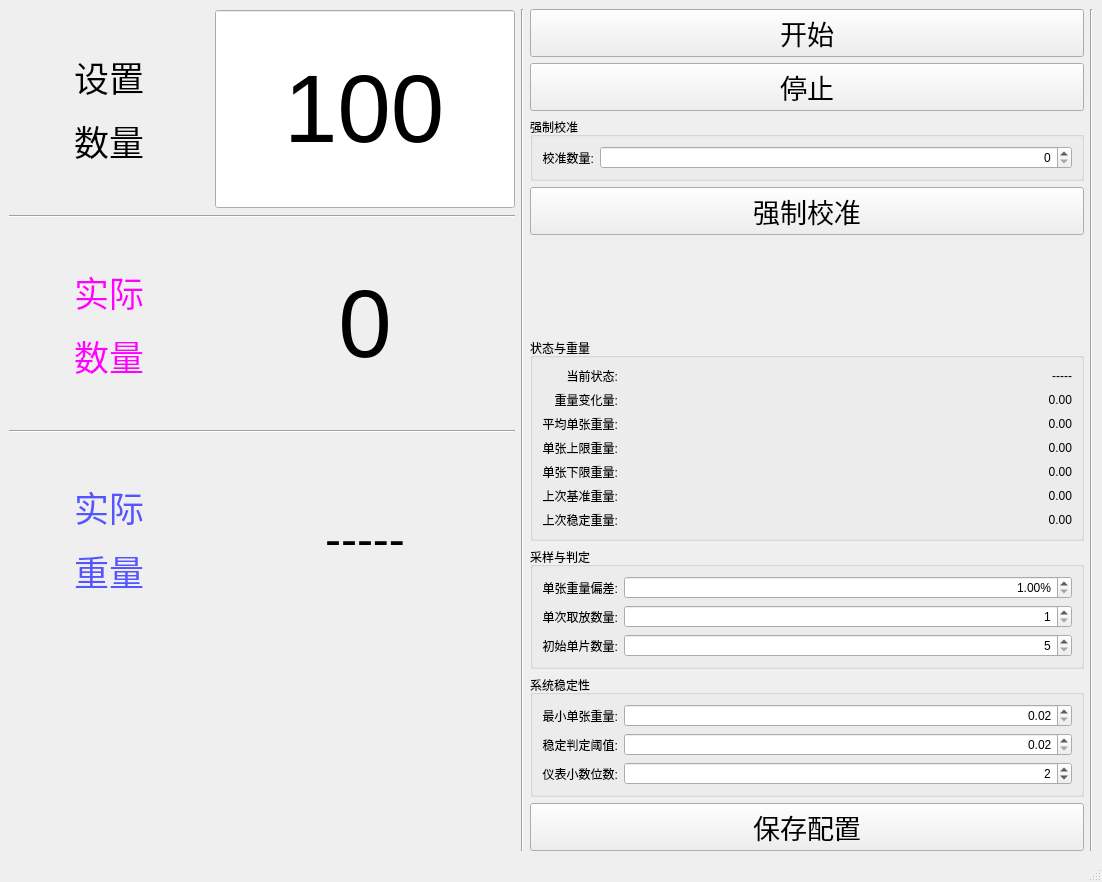
Qt form app/views/ui_generated/form.ui (drongh-bot/Weight-Counter) before a commit.
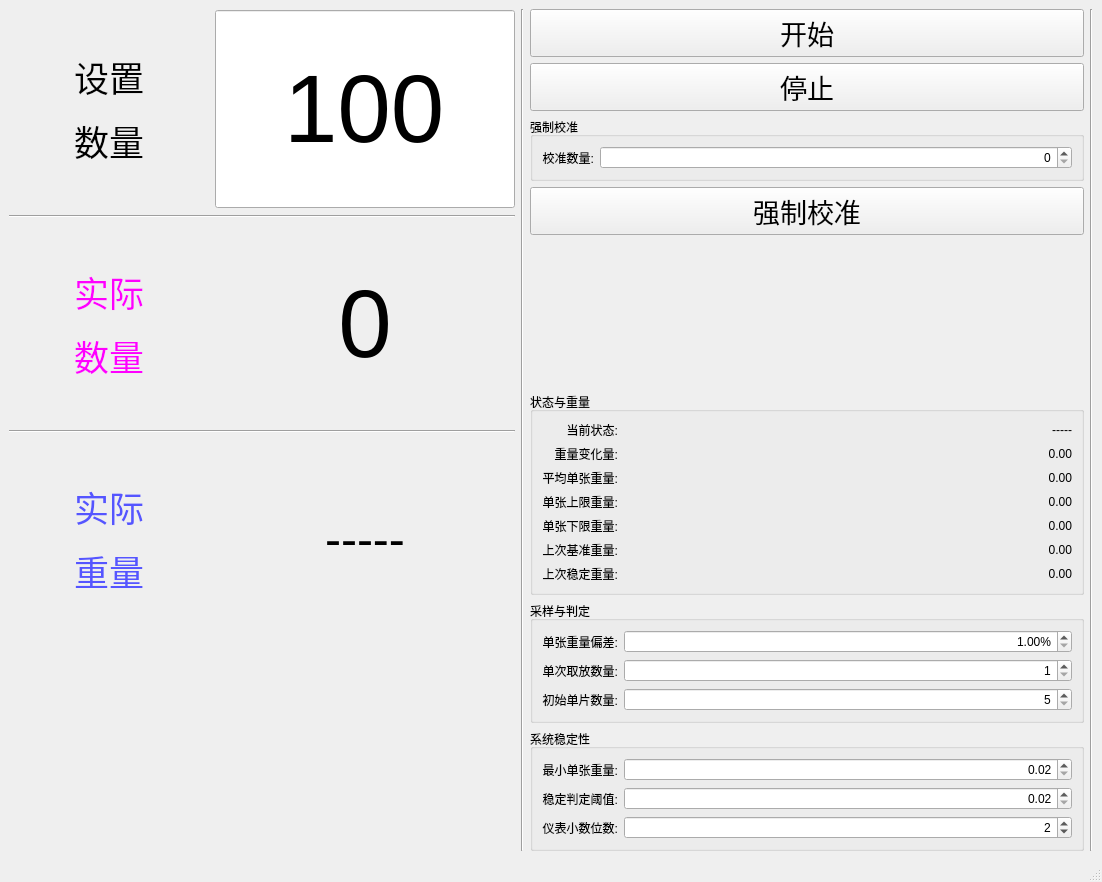
The same form after that commit.

Commit message: On branch main

```diff
--- a/app/views/ui_generated/form.ui
+++ b/app/views/ui_generated/form.ui
@@ -828,18 +828,6 @@
         </layout>
        </widget>
       </item>
-      <item>
-       <widget class="QPushButton" name="btnSaveParams">
-        <property name="font">
-         <font>
-          <pointsize>20</pointsize>
-         </font>
-        </property>
-        <property name="text">
-         <string>保存配置</string>
-        </property>
-       </widget>
-      </item>
      </layout>
     </item>
     <item>
```
The commit also changes 1 other file.
